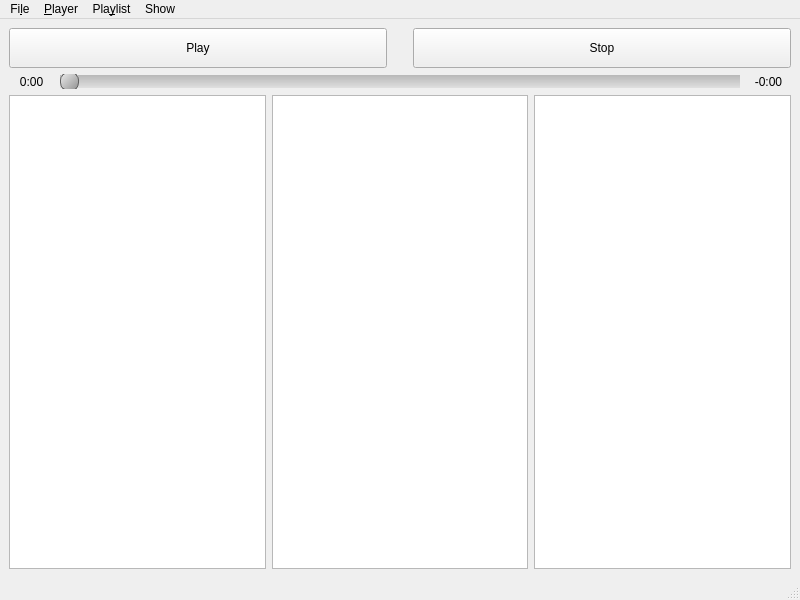
The window that src/GUI/mainwindow.ui (derselbst/ANMP) describes before a commit, drawn with Qt 5.
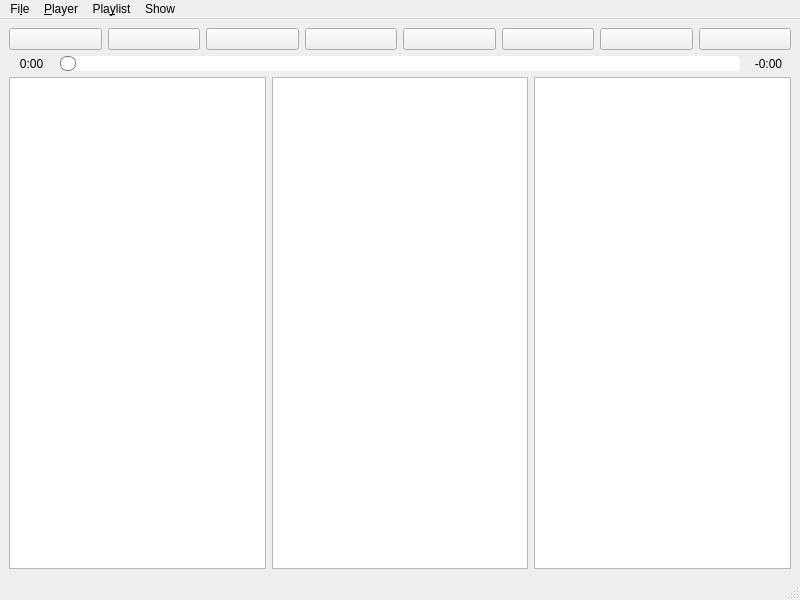
The same window after the commit. Icons and pictures are not drawn. Custom widgets are drawn as their Qt base class.

Patch:
```diff
--- a/src/GUI/mainwindow.ui
+++ b/src/GUI/mainwindow.ui
@@ -17,48 +17,119 @@
    <layout class="QVBoxLayout" name="verticalLayout_2">
     <item>
      <layout class="QHBoxLayout" name="horizontalLayout_2">
+      <item>
+       <widget class="QPushButton" name="previousButton">
+        <property name="icon">
+         <iconset resource="icons.qrc">
+          <normaloff>:/basic/img/previous.svg</normaloff>:/basic/img/previous.svg</iconset>
+        </property>
+        <property name="iconSize">
+         <size>
+          <width>64</width>
+          <height>64</height>
+         </size>
+        </property>
+       </widget>
+      </item>
+      <item>
+       <widget class="QPushButton" name="fbackwardButton">
+        <property name="icon">
+         <iconset resource="icons.qrc">
+          <normaloff>:/basic/img/fbackw.svg</normaloff>:/basic/img/fbackw.svg</iconset>
+        </property>
+        <property name="iconSize">
+         <size>
+          <width>64</width>
+          <height>64</height>
+         </size>
+        </property>
+       </widget>
+      </item>
+      <item>
+       <widget class="QPushButton" name="backwardButton">
+        <property name="icon">
+         <iconset resource="icons.qrc">
+          <normaloff>:/basic/img/backw.svg</normaloff>:/basic/img/backw.svg</iconset>
+        </property>
+        <property name="iconSize">
+         <size>
+          <width>64</width>
+          <height>64</height>
+         </size>
+        </property>
+       </widget>
+      </item>
       <item>
        <widget class="QPushButton" name="playButton">
-        <property name="sizePolicy">
-         <sizepolicy hsizetype="Minimum" vsizetype="Minimum">
-          <horstretch>0</horstretch>
-          <verstretch>0</verstretch>
-         </sizepolicy>
+        <property name="icon">
+         <iconset resource="icons.qrc">
+          <normaloff>:/basic/img/play.svg</normaloff>
+          <normalon>:/basic/img/pause_new.svg</normalon>:/basic/img/play.svg</iconset>
         </property>
-        <property name="text">
-         <string>Play</string>
+        <property name="iconSize">
+         <size>
+          <width>64</width>
+          <height>64</height>
+         </size>
         </property>
         <property name="checkable">
          <bool>true</bool>
         </property>
        </widget>
       </item>
-      <item>
-       <spacer name="verticalSpacer">
-        <property name="orientation">
-         <enum>Qt::Vertical</enum>
-        </property>
-        <property name="sizeType">
-         <enum>QSizePolicy::Fixed</enum>
-        </property>
-        <property name="sizeHint" stdset="0">
-         <size>
-          <width>20</width>
-          <height>40</height>
-         </size>
-        </property>
-       </spacer>
-      </item>
       <item>
        <widget class="QPushButton" name="stopButton">
-        <property name="sizePolicy">
-         <sizepolicy hsizetype="Minimum" vsizetype="Minimum">
-          <horstretch>0</horstretch>
-          <verstretch>0</verstretch>
-         </sizepolicy>
+        <property name="icon">
+         <iconset resource="icons.qrc">
+          <normaloff>:/basic/img/stop.svg</normaloff>:/basic/img/stop.svg</iconset>
         </property>
-        <property name="text">
-         <string>Stop</string>
+        <property name="iconSize">
+         <size>
+          <width>64</width>
+          <height>64</height>
+         </size>
+        </property>
+       </widget>
+      </item>
+      <item>
+       <widget class="QPushButton" name="forwardButton">
+        <property name="icon">
+         <iconset resource="icons.qrc">
+          <normaloff>:/basic/img/forw.svg</normaloff>:/basic/img/forw.svg</iconset>
+        </property>
+        <property name="iconSize">
+         <size>
+          <width>64</width>
+          <height>64</height>
+         </size>
+        </property>
+       </widget>
+      </item>
+      <item>
+       <widget class="QPushButton" name="fforwardButton">
+        <property name="icon">
+         <iconset resource="icons.qrc">
+          <normaloff>:/basic/img/fforw.svg</normaloff>:/basic/img/fforw.svg</iconset>
+        </property>
+        <property name="iconSize">
+         <size>
+          <width>64</width>
+          <height>64</height>
+         </size>
+        </property>
+       </widget>
+      </item>
+      <item>
+       <widget class="QPushButton" name="nextButton">
+        <property name="icon">
+         <iconset resource="icons.qrc">
+          <normaloff>:/basic/img/next.svg</normaloff>:/basic/img/next.svg</iconset>
+        </property>
+        <property name="iconSize">
+         <size>
+          <width>64</width>
+          <height>64</height>
+         </size>
         </property>
        </widget>
       </item>
@@ -89,19 +160,62 @@
        <widget class="QSlider" name="seekBar">
         <property name="styleSheet">
          <string notr="true">QSlider::groove:horizontal {
-    border: 0px;
-    height: 13px; /* the groove expands to the size of the slider by default. by giving it a height, it has a fixed size */
-    background: qlineargradient(x1:0, y1:0, x2:0, y2:1, stop:0 #b8b8b8, stop:1 #dfdfdf);
-    margin: 2px 0;
+border: 0px solid #bbb;
+background: white;
+height: 21px;
+border-radius: 10px;
+}
+
+QSlider::sub-page:horizontal {
+/*background: qlineargradient(x1: 0, y1: 0,    x2: 0, y2: 1,
+    stop: 0 #66e, stop: 1 #bbf);*/
+background: qlineargradient(x1: 0, y1: 0.2, x2: 1, y2: 0,
+    stop: 0 #00cc44, stop: 1 #99ffbb);
+border: 0px solid #777;
+height: 21px;
+border-radius: 10px;
+}
+
+QSlider::add-page:horizontal {
+background: #fff;
+border: 0px solid #777;
+height: 21px;
+border-radius: 10px;
 }
 
 QSlider::handle:horizontal {
-    background: qlineargradient(x1:0, y1:0, x2:1, y2:1, stop:0 #eeeeee, stop:1 #8f8f8f);
-    border: 1px solid #606060;
-    width: 17px;
-    margin: -3px 0; /* handle is placed by default on the contents rect of the groove. Expand outside the groove */
-    border-radius: 8px;
-}</string>
+background: qlineargradient(x1:0, y1:0, x2:1, y2:1,
+    stop:0 #eee, stop:1 #ccc);
+border: 1px solid #777;
+width: 14px;
+margin-top: 3px;
+margin-bottom: 3px;
+border-radius: 7px;
+}
+
+QSlider::handle:horizontal:hover {
+background: qlineargradient(x1:0, y1:0, x2:1, y2:1,
+    stop:0 #fff, stop:1 #ddd);
+border: 1px solid #444;
+border-radius: 0px;
+}
+
+QSlider::sub-page:horizontal:disabled {
+background: #bbb;
+border-color: #999;
+}
+
+QSlider::add-page:horizontal:disabled {
+background: #eee;
+border-color: #999;
+}
+
+QSlider::handle:horizontal:disabled {
+background: #eee;
+border: 1px solid #aaa;
+border-radius: 4px;
+}
+</string>
         </property>
         <property name="orientation">
          <enum>Qt::Horizontal</enum>
```
Left out of the diff: 8 changed lines with no effect on the pictures.
